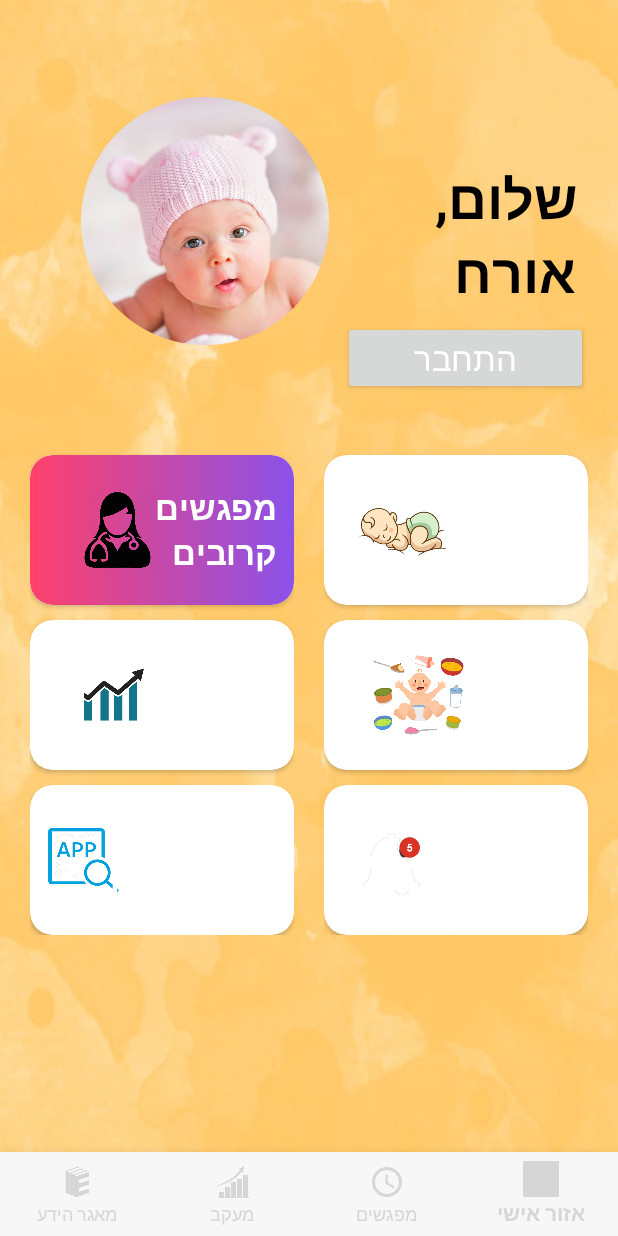
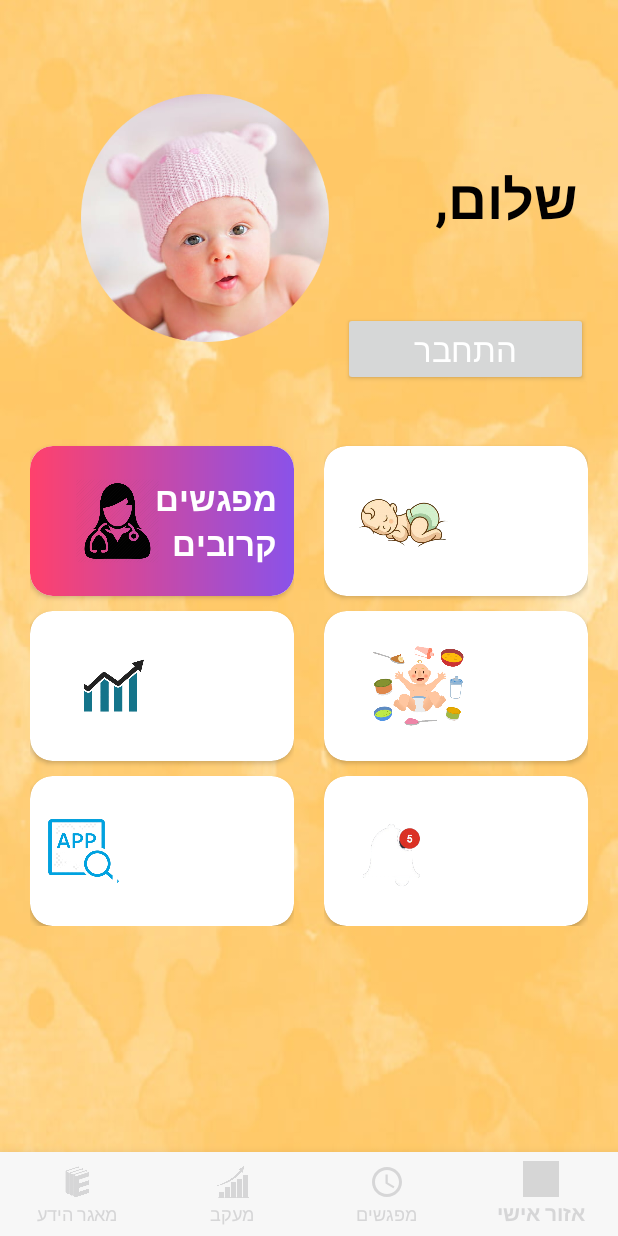
Before and after one commit to Maleo-sys/MaleoProj, an Android app: the screen it shows after launch (MainActivity), on a phone screen of 412 x 824 dp. Run offline under Robolectric (Android 15) with nearby library versions, the phone set to English and light mode, and no system bars; our stand-ins replace Firebase (no records; nobody signed in at launch, a user with empty details on screens opened directly); libraries missing offline, so code that uses them is left out: com.sanojpunchihewa.glowbutton, com.shashank.sony; plain views replace GlowButton, GradientRelativeLayout; 2 statements that could not run were skipped; grey boxes are pictures that could not be loaded.

Commit message:
Fixed Hello guest issue while logged in. * there are further steps that should be done, activity should have an onResume state. * Fixed some id names

```diff
--- a/app/src/main/java/com/appsnipp/homedesigns/MainActivity.java
+++ b/app/src/main/java/com/appsnipp/homedesigns/MainActivity.java
@@ -1,12 +1,10 @@
 package com.appsnipp.homedesigns;
 
-import android.app.Notification;
-import android.content.Context;
 import android.content.Intent;
-import android.graphics.Color;
 import android.net.Uri;
 import android.os.Build;
 import android.os.Bundle;
+
 import androidx.annotation.NonNull;
 
 import com.google.android.gms.auth.api.signin.GoogleSignIn;
@@ -26,17 +24,13 @@ import com.shashank.sony.fancygifdialoglib.FancyGifDialog;
 import com.shashank.sony.fancygifdialoglib.FancyGifDialogListener;
 
 import androidx.appcompat.app.AppCompatActivity;
-import androidx.core.app.NotificationCompat;
-import androidx.core.app.NotificationManagerCompat;
 
 import android.provider.Settings;
+import android.util.Log;
 import android.view.MenuItem;
 import android.view.View;
-import android.widget.EditText;
 import android.widget.TextView;
 import android.widget.Toast;
-import static com.appsnipp.homedesigns.App.appointments_channel_id;
-import static com.appsnipp.homedesigns.App.index_channel_id;
 
 public class MainActivity extends AppCompatActivity {
     private GoogleSignInClient mGoogleSignInClient;
@@ -47,14 +41,18 @@ public class MainActivity extends AppCompatActivity {
 
     @Override
     protected void onCreate(Bundle savedInstanceState) {
+        Log.d("myTag", "This is my message");
 
         super.onCreate(savedInstanceState);
         setContentView(R.layout.activity_main);
-        hello_name = findViewById(R.id.textView3);
         sign_button = findViewById(R.id.sign_btn);
+        hello_name = findViewById(R.id.hello_name);
+        hello_name.setText("שלום, \n");
+
+
         // Initialize Firebase Auth
         mAuth = FirebaseAuth.getInstance();
-        if(mAuth.getCurrentUser() != null) {
+        if (mAuth.getCurrentUser() != null) {
             FirebaseDatabase database = FirebaseDatabase.getInstance();
             databaseUsers = database.getReference("users");
             String id = mAuth.getCurrentUser().getUid();
@@ -94,22 +92,22 @@ public class MainActivity extends AppCompatActivity {
                 switch (menuItem.getItemId()) {
                     case R.id.navigationFollowUp:
                         startActivity(new Intent(getApplicationContext(), FollowUpCenter.class));
-                        overridePendingTransition(0,0);
+                        overridePendingTransition(0, 0);
                         return true;
 
                     case R.id.navigationPersonalSpace:
                         startActivity(new Intent(getApplicationContext(), MainActivity.class));
-                        overridePendingTransition(0,0);
+                        overridePendingTransition(0, 0);
                         return true;
 
                     case R.id.navigationDataCenter:
                         startActivity(new Intent(getApplicationContext(), DataCenter.class));
-                        overridePendingTransition(0,0);
+                        overridePendingTransition(0, 0);
                         return true;
 
-                    case  R.id.navigationAppointments:
+                    case R.id.navigationAppointments:
                         startActivity(new Intent(getApplicationContext(), AppointmentsCenter.class));
-                        overridePendingTransition(0,0);
+                        overridePendingTransition(0, 0);
                         return true;
                 }
                 return false;
@@ -118,18 +116,28 @@ public class MainActivity extends AppCompatActivity {
 
 
     }
+
     @Override
-    public void onStart(){
+    public void onResume() {
+        super.onResume();
+        Log.d("myTag", "resumed");
+
+    }
+
+    @Override
+    public void onStart() {
         super.onStart();
         if (mAuth.getCurrentUser() != null) {
+
             sign_button.setText("התנתק");
+
 
         } else {
             sign_button.setText("התחבר");
         }
     }
 
-//    Dialogs Zone
+    //    Dialogs Zone
     public void DisplayAppointmentsDialog(View view) {
         new FancyGifDialog.Builder(this)
                 .setTitle("המפגשים הקרובים (חודש מהיום)")
@@ -172,7 +180,7 @@ public class MainActivity extends AppCompatActivity {
 
                     }
                 })
-                    .OnNegativeClicked(new FancyGifDialogListener() {
+                .OnNegativeClicked(new FancyGifDialogListener() {
                     @Override
                     public void OnClick() {
                     }
@@ -201,21 +209,21 @@ public class MainActivity extends AppCompatActivity {
     public void DisplayLoginPage(View view) {
         if (mAuth.getCurrentUser() != null) {
             sign_out();
-        }
-        else {
+        } else {
             startActivity(new Intent(getApplicationContext(), LoginActivity.class));
             overridePendingTransition(0, 0);
         }
     }
 
 
-    public void sign_out(){
+    public void sign_out() {
         mGoogleSignInClient.signOut().addOnCompleteListener(this, new OnCompleteListener<Void>() {
             @Override
             public void onComplete(@NonNull Task<Void> task) {
                 mAuth.signOut();
                 hello_name.setText("שלום, \nאורח");
-                Toast.makeText(MainActivity.this,"U Sign out successfully",Toast.LENGTH_LONG).show();
+
+                Toast.makeText(MainActivity.this, "Signed Out Successfully.", Toast.LENGTH_LONG).show();
                 onStart();
             }
         });
--- a/app/src/main/res/layout/activity_forgot_password.xml
+++ b/app/src/main/res/layout/activity_forgot_password.xml
@@ -16,11 +16,11 @@
         android:contentDescription="@string/lost_password_image"
         app:layout_constraintEnd_toEndOf="parent"
         app:layout_constraintStart_toStartOf="parent"
-        app:layout_constraintTop_toBottomOf="@+id/textView3"
+        app:layout_constraintTop_toBottomOf="@+id/hello_name"
         app:srcCompat="@drawable/forgot_password" />
 
     <TextView
-        android:id="@+id/textView3"
+        android:id="@+id/hello_name"
         android:layout_width="wrap_content"
         android:layout_height="wrap_content"
         android:layout_marginTop="32dp"
--- a/app/src/main/res/layout/content_main.xml
+++ b/app/src/main/res/layout/content_main.xml
@@ -26,12 +26,11 @@
                 android:layout_marginTop="30dp">
 
                 <TextView
-                    android:id="@+id/textView3"
+                    android:id="@+id/hello_name"
                     style="@style/viewParent.headerText"
                     android:layout_width="wrap_content"
                     android:layout_height="wrap_content"
                     android:layout_marginEnd="8dp"
-                    android:text="שלום, \nאורח"
                     android:textSize="36sp"
                     app:layout_constraintBottom_toBottomOf="parent"
                     app:layout_constraintEnd_toEndOf="parent"
@@ -67,7 +66,7 @@
                     app:layout_constraintEnd_toEndOf="parent"
                     app:layout_constraintHorizontal_bias="1.0"
                     app:layout_constraintStart_toEndOf="@+id/google_icon"
-                    app:layout_constraintTop_toBottomOf="@+id/textView3"
+                    app:layout_constraintTop_toBottomOf="@+id/hello_name"
                     app:pressedGlowSize="4dp"
                     app:unpressedGlowSize="2dp" />
 
@@ -87,7 +86,7 @@
                     app:layout_constraintHorizontal_bias="1.0"
                     app:layout_constraintStart_toStartOf="parent"
                     app:layout_constraintTop_toTopOf="parent"
-                    app:layout_constraintTop_toBottomOf="@+id/textView3"
+                    app:layout_constraintTop_toBottomOf="@+id/hello_name"
                     app:pressedGlowSize="4dp"
                     app:unpressedGlowSize="2dp" />
 
```
